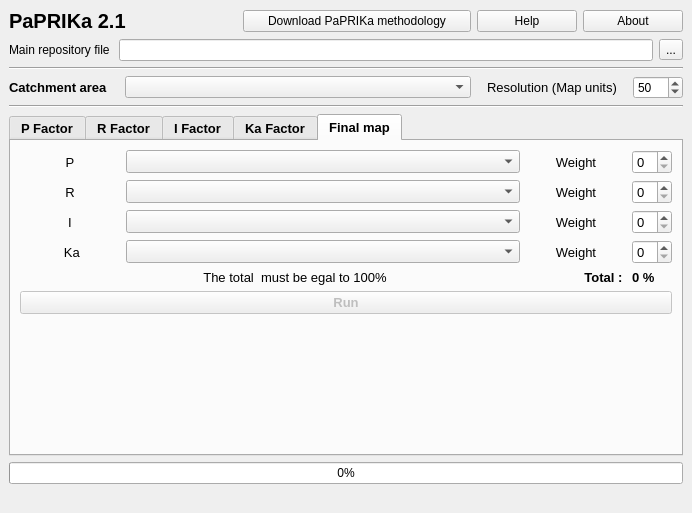
First picture: the form in paprika_dockwidget_base.ui, repository Paprika-plugins/PaPRIKa, before the edit.
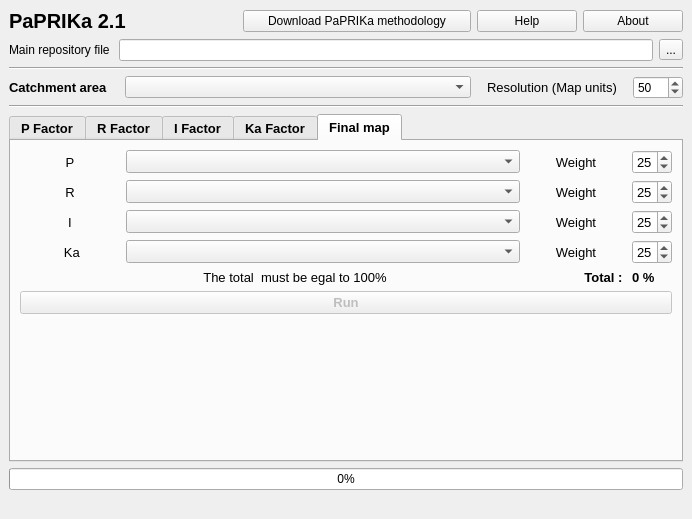
Second picture: the form after the edit. Custom widgets are drawn as their Qt base class.

Commit message: Carte Finale is new style and work, default value for weight

Patch:
```diff
--- a/paprika_dockwidget_base.ui
+++ b/paprika_dockwidget_base.ui
@@ -7,7 +7,7 @@
     <x>0</x>
     <y>0</y>
     <width>692</width>
-    <height>513</height>
+    <height>519</height>
    </rect>
   </property>
   <property name="windowTitle">
@@ -1724,6 +1724,9 @@
               <property name="singleStep">
                <number>1</number>
               </property>
+              <property name="value">
+               <number>25</number>
+              </property>
              </widget>
             </item>
            </layout>
@@ -1812,6 +1815,9 @@
               <property name="maximum">
                <number>50</number>
               </property>
+              <property name="value">
+               <number>25</number>
+              </property>
              </widget>
             </item>
            </layout>
@@ -1900,6 +1906,9 @@
               <property name="maximum">
                <number>65</number>
               </property>
+              <property name="value">
+               <number>25</number>
+              </property>
              </widget>
             </item>
            </layout>
@@ -1988,6 +1997,9 @@
               <property name="maximum">
                <number>65</number>
               </property>
+              <property name="value">
+               <number>25</number>
+              </property>
              </widget>
             </item>
            </layout>
```
The commit also changes 4 other files.
